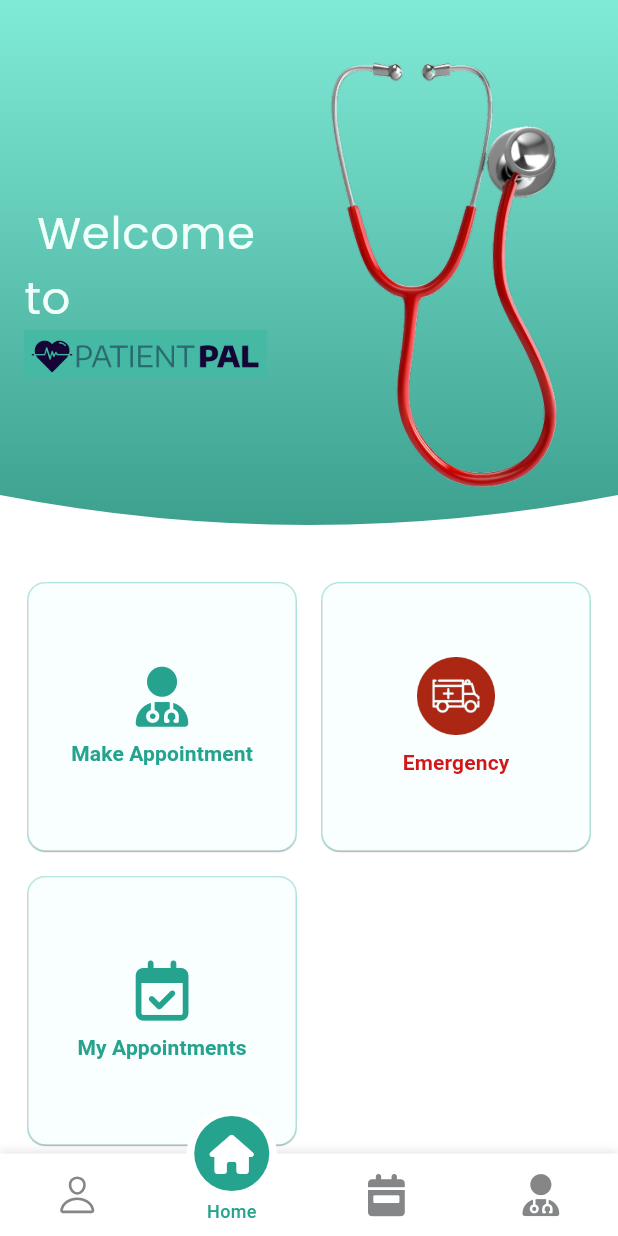
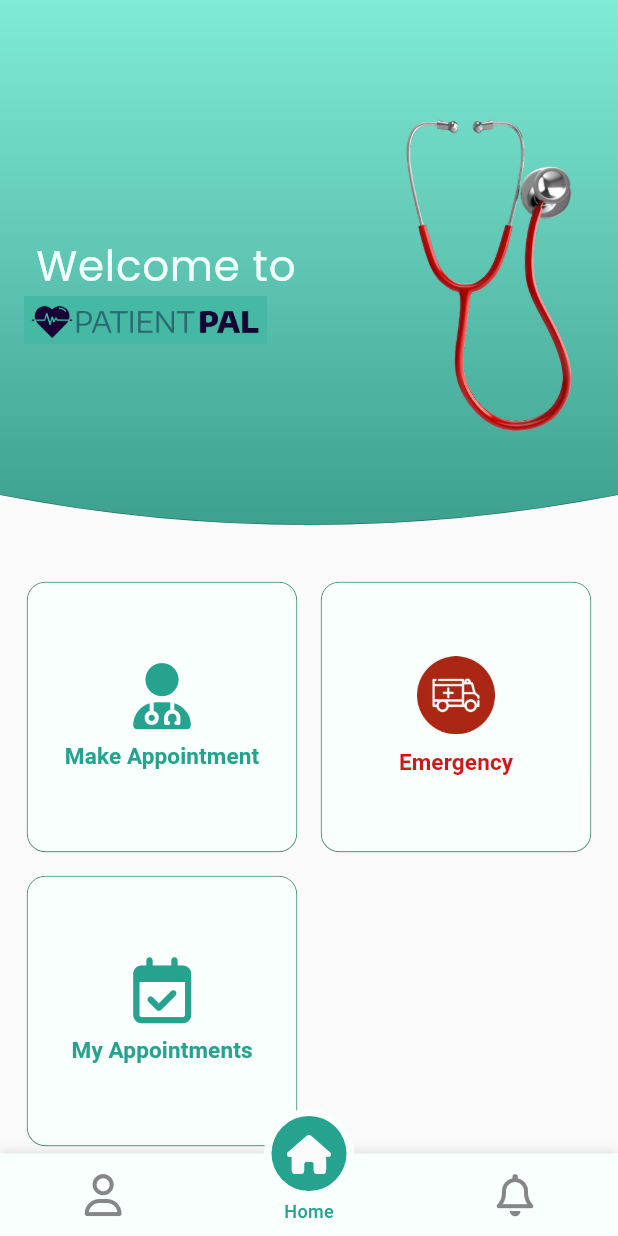
Before and after one commit to genericodex/RECESS_TERM_FLUTTER, a Flutter app: the HomePage screen opened by its route, after a tap on the "arrow back" icon, on a phone screen of 412 x 824 dp. Run offline on Flutter 3.47's test engine with Material 3 defaults, Android fonts, the phone set to English and light mode, and no system bars; our stand-ins replace cloud_firestore, firebase_auth, firebase_core, firebase_storage, flutter_local_notifications, flutter_login and 14 more; missing offline and left inert: background_sms; accounts and stored records are empty; Roboto replaces fonts that are missing (Cairo).

Commit message:
Changes to home page

```diff
--- /dev/null
+++ b/patientpal_system/lib/screens/appointment/notifications.dart
@@ -0,0 +1,128 @@
+import 'package:flutter/material.dart';
+
+class NotificationsPage extends StatelessWidget {
+  @override
+  Widget build(BuildContext context) {
+    return Scaffold(
+      body: Center(
+        child: Text(
+          'You have no notifications right now',
+          style: TextStyle(
+            fontSize: 18.0,
+            fontWeight: FontWeight.bold,
+          ),
+        ),
+      ),
+    );
+  }
+}
+
+
+// import 'package:flutter_local_notifications/flutter_local_notifications.dart';
+// import 'package:cloud_firestore/cloud_firestore.dart';
+// import 'package:provider/provider.dart';
+// import 'package:patientpal_system/providers/auth_provider.dart';
+
+// class NotificationService {
+//   final FlutterLocalNotificationsPlugin flutterLocalNotificationsPlugin = FlutterLocalNotificationsPlugin();
+
+//   Future<void> initialize() async {
+//     const AndroidInitializationSettings initializationSettingsAndroid = AndroidInitializationSettings('app_icon');
+
+//     final InitializationSettings initializationSettings = InitializationSettings(
+//       android: initializationSettingsAndroid,
+//     );
+
+//     await flutterLocalNotificationsPlugin.initialize(initializationSettings);
+//   }
+
+//   Future<void> scheduleNotification(DateTime scheduledDate, String title, String body, int id) async {
+//     const AndroidNotificationDetails androidPlatformChannelSpecifics = AndroidNotificationDetails(
+//       'appointment_reminder_channel',
+//       'Appointment Reminders',
+//       channelDescription: 'Channel for appointment reminders',
+//       importance: Importance.max,
+//       priority: Priority.high,
+//       showWhen: true,
+//     );
+
+//     const NotificationDetails platformChannelSpecifics = NotificationDetails(
+//       android: androidPlatformChannelSpecifics,
+//     );
+
+//     await flutterLocalNotificationsPlugin.zonedSchedule(
+//       id,
+//       title,
+//       body,
+//       scheduledDate,
+//       platformChannelSpecifics,
+//       androidAllowWhileIdle: true,
+//       uiLocalNotificationDateInterpretation: UILocalNotificationDateInterpretation.absoluteTime,
+//     );
+//   }
+// }
+
+// class AppointmentReminderPage extends StatefulWidget {
+//   @override
+//   _AppointmentReminderPageState createState() => _AppointmentReminderPageState();
+// }
+
+// class _AppointmentReminderPageState extends State<AppointmentReminderPage> {
+//   final NotificationService _notificationService = NotificationService();
+
+//   @override
+//   void initState() {
+//     super.initState();
+//     _notificationService.initialize();
+//     _scheduleUpcomingAppointmentsNotifications();
+//   }
+
+//   Future<void> _scheduleUpcomingAppointmentsNotifications() async {
+//     final user = context.read<AuthProvider>().user;
+
+//     if (user != null) {
+//       FirebaseFirestore.instance
+//           .collection('appointments')
+//           .where('patient_id', isEqualTo: user.uid)
+//           .where('isBooked', isEqualTo: true)
+//           .snapshots()
+//           .listen((snapshot) {
+//         for (var doc in snapshot.docs) {
+//           Map<String, dynamic> data = doc.data() as Map<String, dynamic>;
+//           Timestamp appointmentTimestamp = data['date'];
+//           DateTime appointmentDate = appointmentTimestamp.toDate();
+//           String timeSlot = data['timeSlot'];
+//           String doctorId = data['doctorId'];
+
+//           _scheduleNotificationForAppointment(appointmentDate, timeSlot, doctorId, doc.id);
+//         }
+//       });
+//     }
+//   }
+
+//   Future<void> _scheduleNotificationForAppointment(DateTime appointmentDate, String timeSlot, String doctorId, String appointmentId) async {
+//     DateTime scheduledNotificationDate = appointmentDate.subtract(Duration(minutes: 30));
+
+//     // Fetch doctor's name for the notification body
+//     DocumentSnapshot doctorSnapshot = await FirebaseFirestore.instance.collection('doctors').doc(doctorId).get();
+//     String doctorName = doctorSnapshot.exists ? doctorSnapshot['name'] : 'Your doctor';
+
+//     String notificationTitle = 'Upcoming Appointment';
+//     String notificationBody = 'You have an appointment with Dr. $doctorName at $timeSlot.';
+
+//     int notificationId = int.parse(appointmentId.hashCode.toString().substring(0, 6));
+//     _notificationService.scheduleNotification(scheduledNotificationDate, notificationTitle, notificationBody, notificationId);
+//   }
+
+//   @override
+//   Widget build(BuildContext context) {
+//     return Scaffold(
+//       appBar: AppBar(
+//         title: Text('Appointment Reminders'),
+//       ),
+//       body: Center(
+//         child: Text('Notifications will remind you of your upcoming appointments.'),
+//       ),
+//     );
+//   }
+// }
--- a/patientpal_system/lib/screens/emergency/emergency_location_page.dart
+++ b/patientpal_system/lib/screens/emergency/emergency_location_page.dart
@@ -82,7 +82,7 @@ class _CenterPageState extends State<CenterPage> with SingleTickerProviderStateM
         await FirebaseFirestore.instance.collection('emergency_requests').add(emergencyData);
 
         // Send SMS
-        String message = 'Emergency reported! Send help to patient at location:(https://www.google.com/maps/search/?api=1&query=${position.latitude},${position.longitude}). He needs help!';
+        String message = 'Emergency reported! Send help to patient at location:(https://www.google.com/maps/search/?api=1&query=${position.latitude},${position.longitude}).';
         List<String> recipients = ['+256779898969']; // Add emergency contact numbers here
         await _sendSMS(message, recipients);
 
--- a/patientpal_system/lib/screens/home/clipper.dart
+++ b/patientpal_system/lib/screens/home/clipper.dart
@@ -17,3 +17,22 @@ class BottomCurvedClipper extends CustomClipper<Path> {
     return false;
   }
 }
+
+class BorderPainter extends CustomPainter {
+  @override
+  void paint(Canvas canvas, Size size) {
+    Paint paint = Paint()
+      ..color = Color.fromARGB(255, 3, 50, 41)
+      ..style = PaintingStyle.stroke
+      ..strokeWidth = .25;
+
+    Path path = Path();
+    path.moveTo(0, size.height - 40);
+    path.quadraticBezierTo(
+        size.width / 2, size.height, size.width, size.height - 40);
+    canvas.drawPath(path, paint);
+  }
+
+  @override
+  bool shouldRepaint(CustomPainter oldDelegate) => false;
+}
--- a/patientpal_system/lib/screens/home/home_page.dart
+++ b/patientpal_system/lib/screens/home/home_page.dart
@@ -2,6 +2,7 @@ import 'package:flutter/material.dart';
 import 'package:font_awesome_flutter/font_awesome_flutter.dart';
 import 'package:lottie/lottie.dart';
 import 'package:google_fonts/google_fonts.dart';
+import 'package:patientpal_system/screens/appointment/notifications.dart';
 import 'package:ionicons/ionicons.dart';
 import 'package:patientpal_system/screens/appointment/create_appointment_page.dart';
 import 'package:patientpal_system/screens/auth/profile_page.dart';
@@ -48,12 +49,11 @@ class _HomePageState extends State<HomePage> with TickerProviderStateMixin {
         controller: _motionTabBarController,
         initialSelectedTab: "Home",
         useSafeArea: true,
-        labels: const ["My Profile", "Home", "My appointment", "Register Doctor"],
+        labels: const ["My Profile", "Home", "Notifications"],
         icons: const [
-          Ionicons.person_outline,
+          FontAwesomeIcons.user,
           FontAwesomeIcons.house,
-          FontAwesomeIcons.calendarWeek,
-          FontAwesomeIcons.userDoctor
+          FontAwesomeIcons.bell,
         ],
         tabSize: 50,
         tabBarHeight: 55,
@@ -66,8 +66,8 @@ class _HomePageState extends State<HomePage> with TickerProviderStateMixin {
         tabIconSize: 28.0,
         tabIconSelectedSize: 26.0,
         tabSelectedColor: Color.fromARGB(255, 38, 163, 143),
-        tabIconSelectedColor: Colors.white,
-        tabBarColor: Colors.white,
+        tabIconSelectedColor: Colors.grey[50],
+        tabBarColor: Color.fromARGB(255, 249, 255, 252),
         onTabItemSelected: (int value) {
           setState(() {
             _motionTabBarController!.index = value;
@@ -79,21 +79,24 @@ class _HomePageState extends State<HomePage> with TickerProviderStateMixin {
         children: [
           ProfilePage(),
           _buildHomeContent(userEmail),
-          AppointmentsPage(),
-          DoctorRegistrationPage(),
+          NotificationsPage(),
+
         ],
       ),
     );
   }
+
+
 Widget _buildHomeContent(String userEmail) {
   return Scaffold(
-    backgroundColor: Color.fromARGB(255, 255, 255, 255),
+    backgroundColor: Colors.grey[50],
     body: SingleChildScrollView(
       child: Column(
         children: [
           ClipPath(
             clipper: BottomCurvedClipper(),
-            child: Container(
+            child: Stack(
+              children: [Container(
                 height: 370,  // Adjust the height as needed
                 decoration: BoxDecoration(
                   borderRadius: BorderRadius.only(
@@ -124,7 +127,7 @@ Widget _buildHomeContent(String userEmail) {
                             textStyle: TextStyle(
                               color:  Color.fromARGB(255, 241, 255, 251),
                               letterSpacing: .5,
-                            fontSize: 30,
+                              fontSize: 28,
                               )
                             )
                           ),
@@ -140,13 +143,20 @@ Widget _buildHomeContent(String userEmail) {
                     ),
                     Image.asset(
                       'assets/images/main_page_img.png',
-                    width: 200,
-                    height: 300,
+                      width: 140,
+                      height: 220,
                       fit: BoxFit.cover,
                     ),
                   ],
                 ),
               ),
+              Positioned.fill(
+                  child: CustomPaint(
+                    painter: BorderPainter(),
+                  ),
+                ),
+        ]),
+
           ),
           //SizedBox(height: 0),
           Padding(
@@ -170,28 +180,30 @@ Widget _buildHomeContent(String userEmail) {
 }
 
 
+
+
   Widget _buildGridItem(dynamic asset, String title, BuildContext context, Widget page, {Color color = const Color.fromARGB(255, 8, 45, 39), iconcolor = const Color.fromARGB(255, 38, 163, 143)}) {
     return Container(
       //height: 150,
       decoration: BoxDecoration(
-        color: Colors.white,
-        border: Border.all(color: Color.fromARGB(255, 181, 230, 224), width: 1),
-        // boxShadow: [
-        //   BoxShadow(
-        //     color: Colors.black.withOpacity(0.2),
-        //     spreadRadius: 2,
-        //     blurRadius: 2,
-        //     offset: Offset(0, 2),
-        //   ),
-        // ],
+        color: Color.fromARGB(255, 249, 247, 247),
+        border: Border.all(color: Color.fromARGB(255, 2, 107, 77), width: .5),
+        boxShadow: [
+          // BoxShadow(
+          //   color: Color.fromARGB(255, 6, 47, 67).withOpacity(0.2),
+          //   spreadRadius: 1,
+          //   blurRadius: 1,
+          //   offset: Offset(0, 1),
+          // ),
+        ],
         borderRadius: BorderRadius.circular(12),
       ),
       child: SizedBox(
         height: 50,
         child: ElevatedButton(
           style: ElevatedButton.styleFrom(
-            elevation: 0.5,
-            backgroundColor: Color.fromARGB(255, 249, 255, 254),
+            elevation: 0.25,
+            backgroundColor: Color.fromARGB(255, 249, 255, 252),
             padding: EdgeInsets.all(11),
             minimumSize: Size(double.infinity, 50),
             shape: RoundedRectangleBorder(
@@ -216,7 +228,7 @@ Widget _buildHomeContent(String userEmail) {
             mainAxisAlignment: MainAxisAlignment.center,
             children: [
               if (asset is IconData)
-                Icon(asset, size: 40, color: iconcolor)
+                Icon(asset, size: 44, color: iconcolor)
               else if (asset is String && asset.endsWith('.json'))
                 Lottie.asset(asset, width: 48, height: 48, frameRate: FrameRate(15))
               else if (asset is String)
@@ -226,7 +238,7 @@ Widget _buildHomeContent(String userEmail) {
                 title,
                 style: GoogleFonts.cairo(
               textStyle: TextStyle(
-                fontSize: 14, fontWeight: FontWeight.bold, color: color
+                fontSize: 15, fontWeight: FontWeight.bold, color: color
                 )
               ),
               ),
```
Lines whose indentation alone changed are shown as unchanged.
